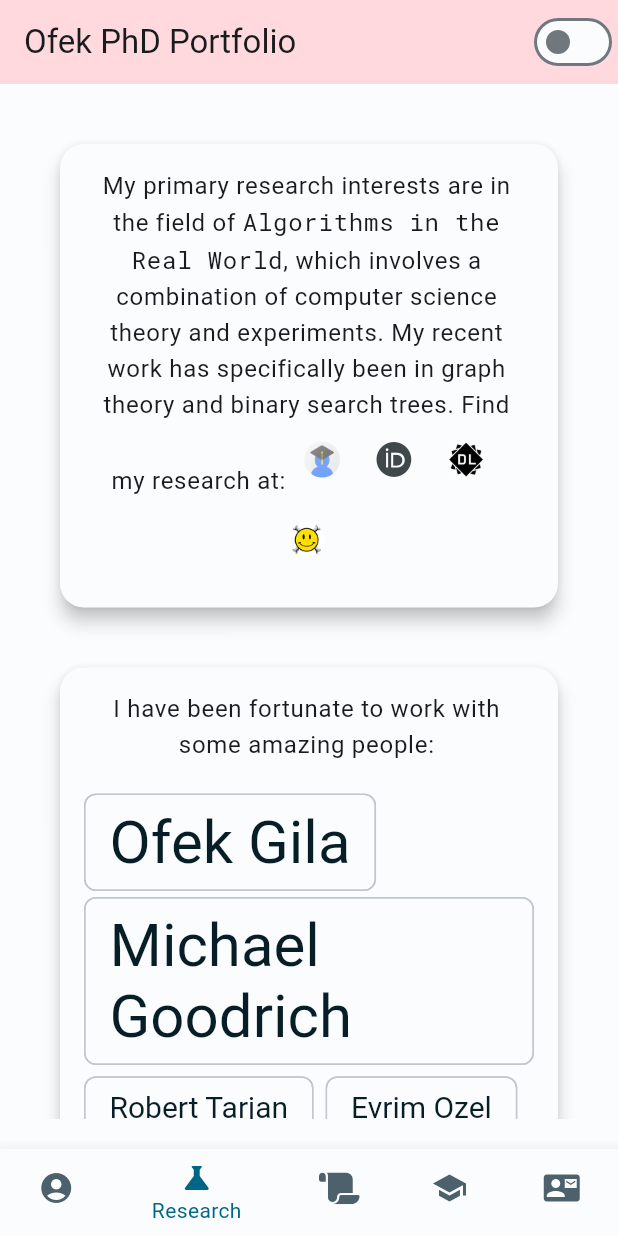
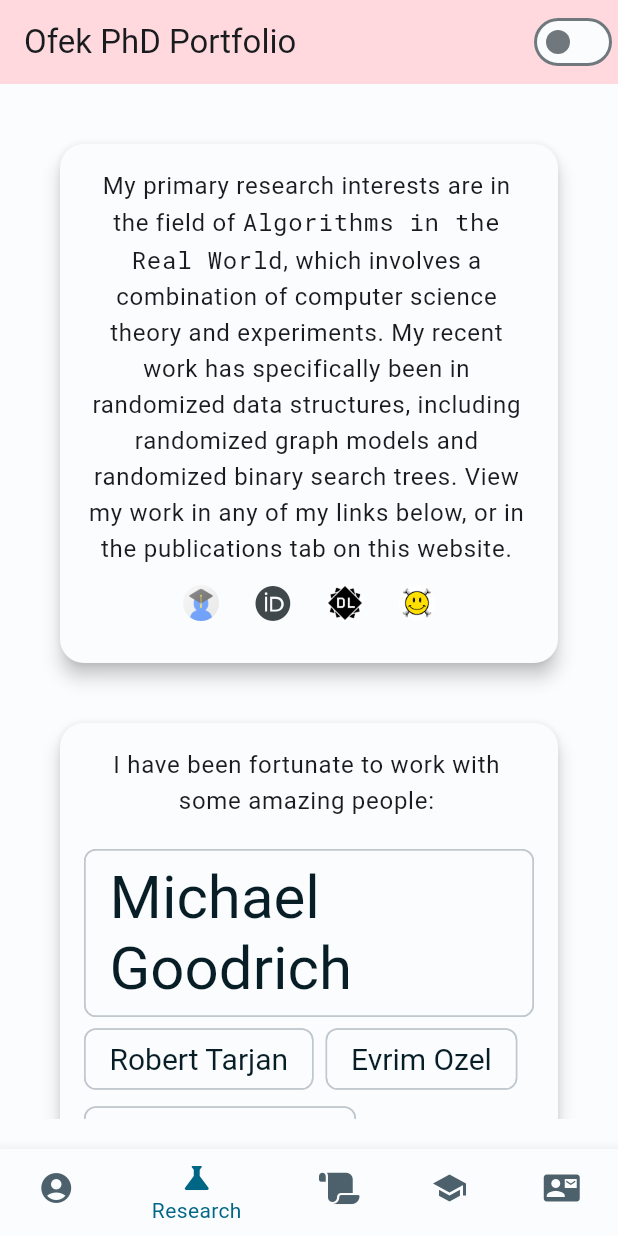
Before and after one commit to The-Ofek-Foundation/ophd, a Flutter app: the screen it shows after launch, item 2 of the bottom bar chosen, on a phone screen of 412 x 824 dp. Run offline on Flutter 3.47's test engine with Material 2 defaults, Android fonts, the phone set to English and light mode, and no system bars; our stand-ins replace firebase_core, flutter_markdown, font_awesome_flutter, theme_provider; missing offline and left inert: flutter_scatter; accounts and stored records are empty.

Commit message:
Minor tweaks

```diff
--- a/lib/main.dart
+++ b/lib/main.dart
@@ -5,10 +5,10 @@ import 'package:ophd/models/page.dart';
 import 'package:ophd/widgets/layout.dart';
 import 'package:theme_provider/theme_provider.dart';
 
-void main() => runApp(const MyApp());
+void main() => runApp(const App());
 
-class MyApp extends StatelessWidget {
-  const MyApp({super.key});
+class App extends StatelessWidget {
+  const App({super.key});
 
   @override
   Widget build(BuildContext context) =>
--- a/lib/screens/research_screen.dart
+++ b/lib/screens/research_screen.dart
@@ -29,28 +29,42 @@ class ResearchPage extends StatelessWidget {
   }
 
   Widget _buildPrimaryResearchBlock(context) {
-    return SelectableText.rich(
-      TextSpan(
-        text: 'My primary research interests are in the field of ',
-        style: Theme.of(context).textTheme.bodyLarge,
-        children: [
-          const TextSpan(
+    const TextSpan researchInterest = TextSpan(
       text: 'Algorithms in the Real World',
         style: TextStyle(
           fontFamily: 'RobotoMono',
         )
+    );
+
+    return Column(
+      children: [
+        SelectableText.rich(
+          const TextSpan(
+            text: 'My primary research interests are in the field of ',
+            children: [
+              researchInterest,
+              TextSpan(
+                text: ', which involves a combination of computer science theory and experiments.',
               ),
-          const TextSpan(
-            text: ', which involves a combination of computer science theory and experiments. My recent work has specifically been in graph theory and binary search trees.'
+              TextSpan(
+                text: ' My recent work has specifically been in randomized data structures, including randomized graph models and randomized binary search trees.'
               ),
-          const TextSpan(
-            text: ' Find my research at:'
-          ),
-          for (SocialLink link in socials.where((social) => social.type == SocialType.research))
-            WidgetSpan(child: LaunchableIconButton(icon: link.icon, url: link.url, tooltip: link.label)),
+              TextSpan(
+                text: ' View my work in any of my links below, or in the publications tab on this website.',
+              )
             ]
           ),
+          style: Theme.of(context).textTheme.bodyLarge,
           textAlign: TextAlign.center,
+        ),
+        Row(
+          mainAxisAlignment: MainAxisAlignment.center,
+          children: [
+            for (SocialLink link in socials.where((social) => social.type == SocialType.research))
+              LaunchableIconButton(icon: link.icon, url: link.url, tooltip: link.label),
+          ],
+        )
+      ],
     );
   }
 
@@ -164,10 +178,10 @@ class WordCloudState extends State<WordCloud> {
         if (constraints.maxWidth < 600) {
           // Use Wrap for smaller screen sizes
           return Wrap(
-            spacing: 8.0, // gap between adjacent chips
-            runSpacing: 4.0, // gap between lines
+            spacing: 8.0,
+            runSpacing: 4.0,
             children: [
-              for (Author author in authors.values)
+              for (Author author in authors.values.where((author) => !author.isme))
                 MouseRegion(
                 onEnter: (event) => setState(() => selectedAuthor = author),
                 onExit: (event) => setState(() => selectedAuthor = null),
@@ -187,7 +201,7 @@ class WordCloudState extends State<WordCloud> {
           return Scatter(
             delegate: ArchimedeanSpiralScatterDelegate(ratio: 0.1),
             children: [
-              for (Author author in authors.values)
+              for (Author author in authors.values.where((author) => !author.isme))
                 InkResponse(
                 onTap: () async  => launchURL(author.link),
                 onHover: (hovering) {
```
Also changed, not shown: lib/screens/education_screen.dart (+34 -13 lines). Lines whose indentation alone changed are shown as unchanged.
